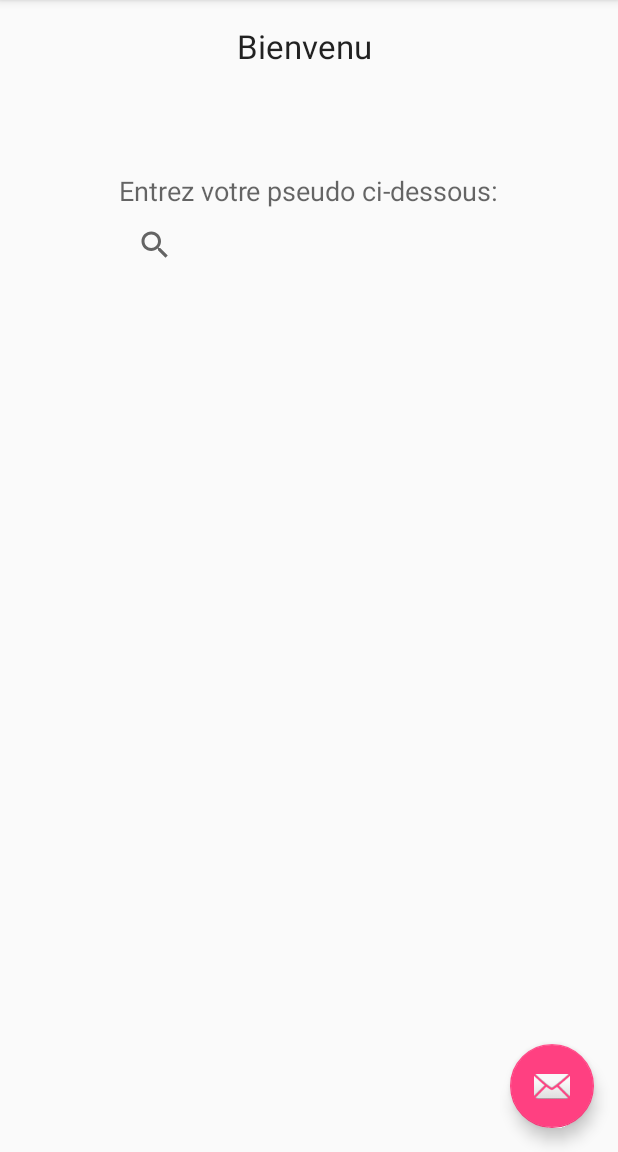
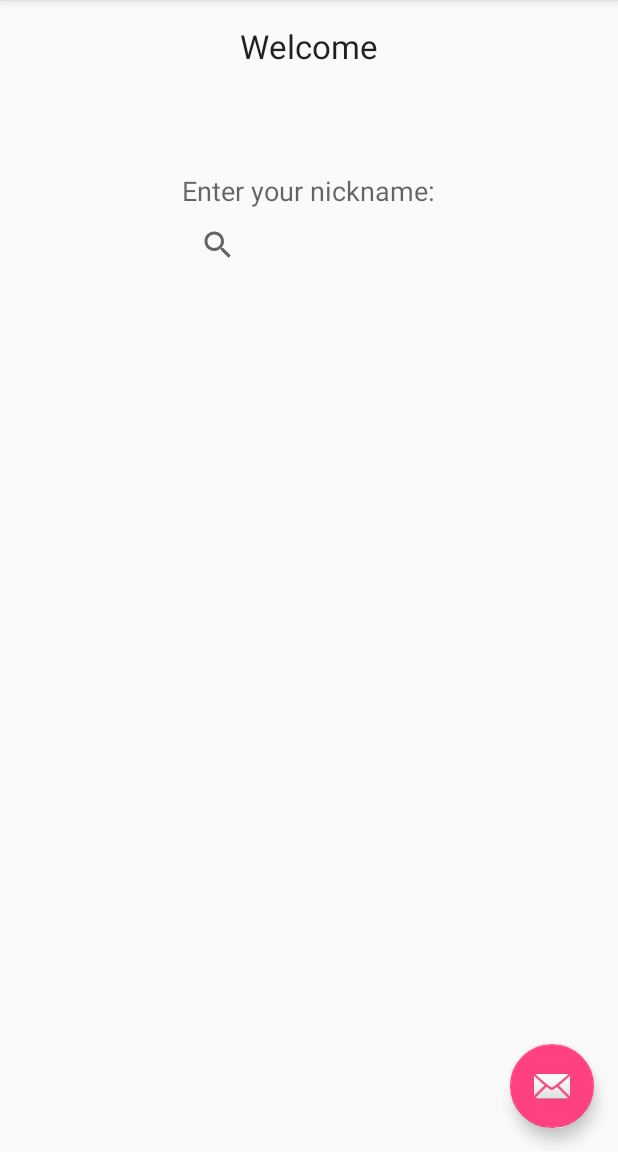
Before and after one commit to iKnarF/INF4042_BASTIDE_DOMERGUE, an Android app: the ScrollingActivity screen opened directly, with no data from a screen before it, after a tap on an icon or button, on a phone screen of 412 x 824 dp, the part 84-1236 px from its top. Run offline under Robolectric (Android 15) with nearby library versions, the phone set to English and light mode, and no system bars.

Commit message:
Début+LanguageFile+IconeApplication

```diff
--- a/app/src/main/AndroidManifest.xml
+++ b/app/src/main/AndroidManifest.xml
@@ -4,7 +4,7 @@
 
     <application
         android:allowBackup="true"
-        android:icon="@mipmap/ic_launcher"
+        android:icon="@mipmap/ic_launcher2"
         android:label="@string/app_name"
         android:supportsRtl="true"
         android:theme="@style/AppTheme" >
--- a/app/src/main/java/esiea/domergue/bastide/myapplication2/MainActivity.java
+++ b/app/src/main/java/esiea/domergue/bastide/myapplication2/MainActivity.java
@@ -34,10 +34,10 @@ public class MainActivity extends AppCompatActivity {
         fab.setOnClickListener(new View.OnClickListener() {
             @Override
             public void onClick(View v) {
+                //Création d'un intent pour changer d'activité et transmettre le pseudo rentré
                 //EXTRA_NICKNAME = searchView.getTransitionName();
                 Intent intent = new Intent(MainActivity.this, ScrollingActivity.class);
                 intent.putExtra(EXTRA_NICKNAME, searchManager.getSearchableInfo(getComponentName()));
-                toolbar.setTitle("ESSAI");
                 startActivity(intent);
             }
         });
--- a/app/src/main/java/esiea/domergue/bastide/myapplication2/ScrollingActivity.java
+++ b/app/src/main/java/esiea/domergue/bastide/myapplication2/ScrollingActivity.java
@@ -23,23 +23,23 @@ public class ScrollingActivity extends AppCompatActivity {
 
         Intent intent = getIntent();
         SearchView searchView = (SearchView) findViewById(R.id.idSearchView);
+
         //Si l'utilisateur a bien renseigné un pseudo, on change le titre et on affiche les paramètres récupérés sur le site
         if (intent!=null){
             System.out.print("Intent != NULL");
             toolbar.setTitle("ESSAI2");
-            toolbar.setSubtitle(intent.getStringExtra(EXTRA_NICKNAME));
+            toolbar.setTitle(intent.getStringExtra(EXTRA_NICKNAME));
         }
         else {
             toolbar.setTitle("ESSAI2 VIDE");
             toolbar.setSubtitle("VIDE");
-
             System.out.print("Intent == NULL");
         }
         FloatingActionButton fab = (FloatingActionButton) findViewById(R.id.fab);
         fab.setOnClickListener(new View.OnClickListener() {
             @Override
             public void onClick(View v) {
-                Intent intent = new Intent(ScrollingActivity.this,MainActivity.class);
+                Intent intent = new Intent(ScrollingActivity.this, MainActivity.class);
                 startActivity(intent);
             }
         });
--- a/app/src/main/res/layout/content_main.xml
+++ b/app/src/main/res/layout/content_main.xml
@@ -15,7 +15,7 @@
         android:layout_width="wrap_content"
         android:layout_height="wrap_content"
         android:textAppearance="?android:attr/textAppearanceLarge"
-        android:text="Bienvenu "
+        android:text="@string/welcome"
         android:id="@+id/textView"
         android:layout_alignParentTop="true"
         android:layout_centerHorizontal="true" />
@@ -24,7 +24,7 @@
         android:layout_width="wrap_content"
         android:layout_height="wrap_content"
         android:textAppearance="?android:attr/textAppearanceMedium"
-        android:text="Entrez votre pseudo ci-dessous:"
+        android:text="@string/nicknametext"
         android:id="@+id/textView2"
         android:layout_below="@+id/textView"
         android:layout_centerHorizontal="true"
--- a/app/src/main/res/values/strings.xml
+++ b/app/src/main/res/values/strings.xml
@@ -3,4 +3,6 @@
     <string name="large_text">"Profile.\n\n""</string>
     <string name="action_settings">Settings</string>
     <string name="title_activity_main">PlanetSide 2 Stats</string>
+    <string name="welcome">Welcome</string>
+    <string name="nicknametext">Enter your nickname:</string>
 </resources>
```
Also changed, not shown: app/src/main/ic_launcher2-web.png (added), app/src/main/res/mipmap-hdpi/ic_launcher2.png (added), app/src/main/res/mipmap-mdpi/ic_launcher2.png (added), app/src/main/res/mipmap-xhdpi/ic_launcher2.png (added), app/src/main/res/mipmap-xxhdpi/ic_launcher2.png (added), app/src/main/res/mipmap-xxxhdpi/ic_launcher2.png (added), 2 other files.
